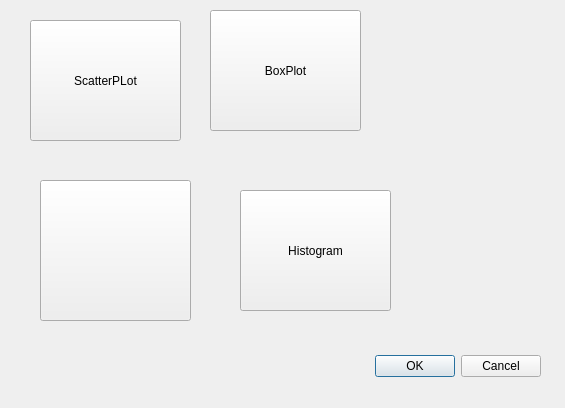
Before: the Qt Designer form ui/data_plot_dialog_base.ui in lucacasagrande/DataPlot, drawn with Qt 5.
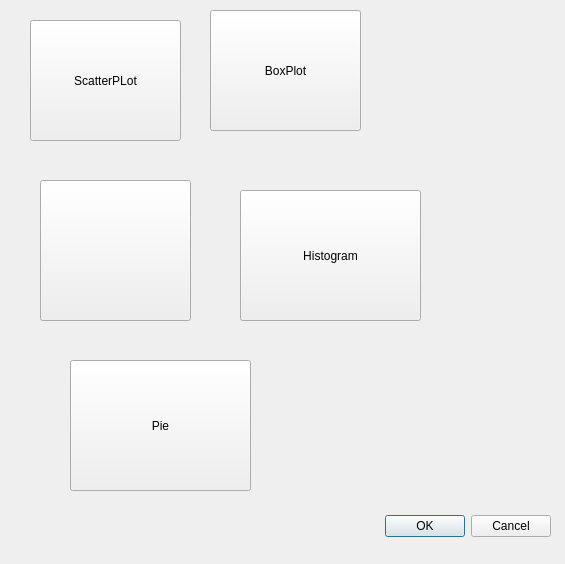
After: the same form once the commit is applied. Icons and pictures are not drawn.

Commit message: new Pie plot

```diff
--- a/ui/data_plot_dialog_base.ui
+++ b/ui/data_plot_dialog_base.ui
@@ -7,7 +7,7 @@
     <x>0</x>
     <y>0</y>
     <width>565</width>
-    <height>408</height>
+    <height>564</height>
    </rect>
   </property>
   <property name="windowTitle">
@@ -16,8 +16,8 @@
   <widget class="QDialogButtonBox" name="buttonBox">
    <property name="geometry">
     <rect>
-     <x>200</x>
-     <y>350</y>
+     <x>210</x>
+     <y>510</y>
      <width>341</width>
      <height>32</height>
     </rect>
@@ -94,13 +94,48 @@
     <rect>
      <x>240</x>
      <y>190</y>
-     <width>151</width>
-     <height>121</height>
+     <width>181</width>
+     <height>131</height>
     </rect>
    </property>
    <property name="text">
     <string>Histogram</string>
    </property>
+   <property name="icon">
+    <iconset>
+     <normalon>:/plugins/DataPlot/icons/histogram.png</normalon>
+    </iconset>
+   </property>
+   <property name="iconSize">
+    <size>
+     <width>64</width>
+     <height>64</height>
+    </size>
+   </property>
+  </widget>
+  <widget class="QPushButton" name="pieplotButton">
+   <property name="geometry">
+    <rect>
+     <x>70</x>
+     <y>360</y>
+     <width>181</width>
+     <height>131</height>
+    </rect>
+   </property>
+   <property name="text">
+    <string>Pie</string>
+   </property>
+   <property name="icon">
+    <iconset>
+     <normalon>:/plugins/DataPlot/icons/pie.png</normalon>
+    </iconset>
+   </property>
+   <property name="iconSize">
+    <size>
+     <width>64</width>
+     <height>64</height>
+    </size>
+   </property>
   </widget>
  </widget>
  <resources>
```
Left out of the diff: 8 changed lines with no effect on the pictures. The commit also changes 3 other files.
